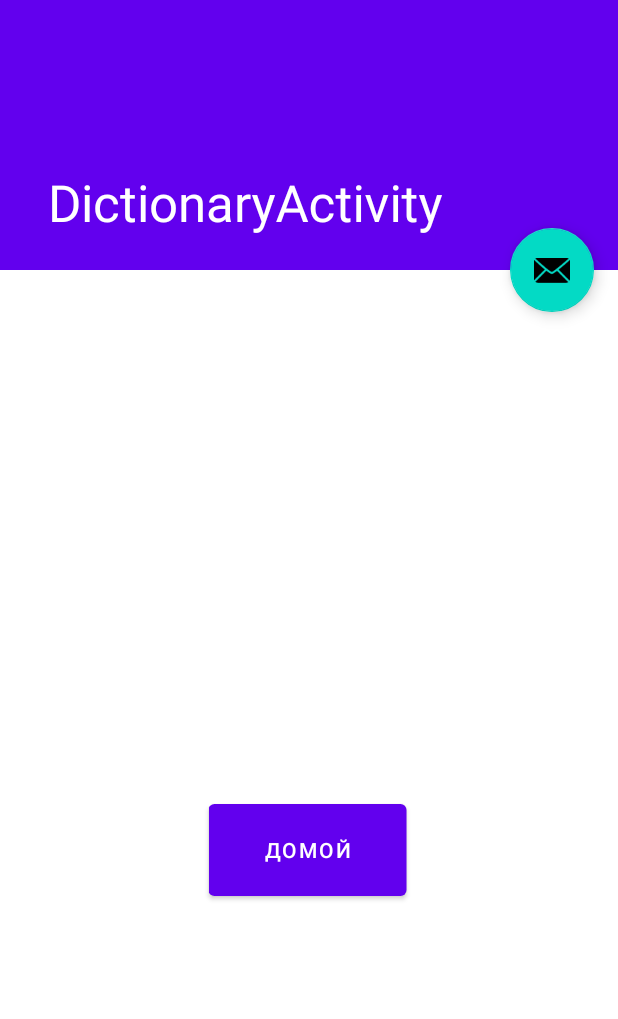
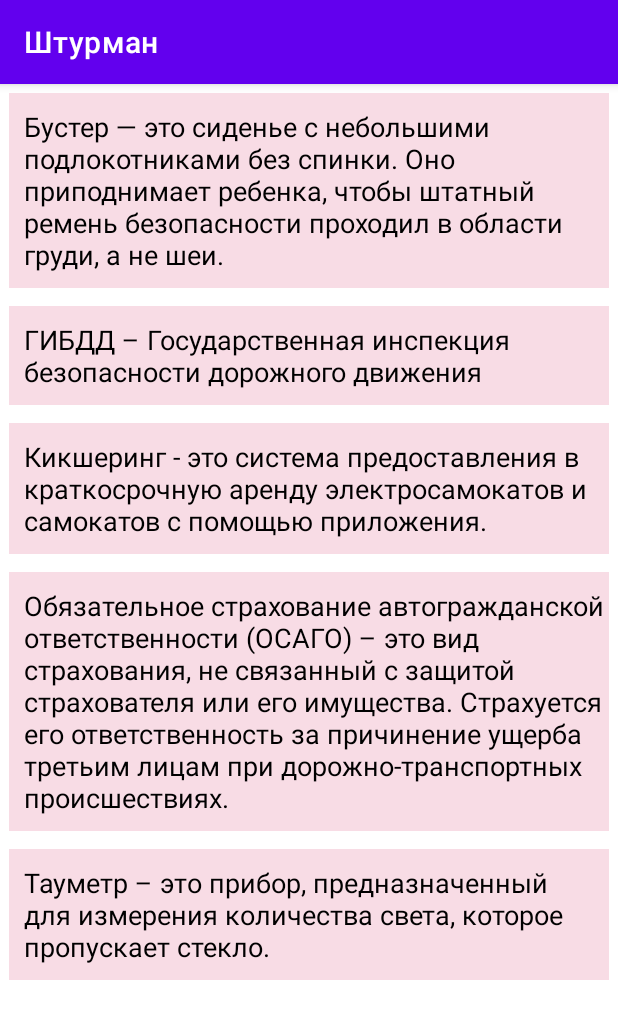
Before and after one commit to Zuvrex/app5.0, an Android app: the DictionaryActivity screen opened directly, with no data from a screen before it, on a phone screen of 412 x 824 dp. Shown: the top 1019 px of the screen. Run offline under Robolectric (Android 15) with nearby library versions, the phone set to English and light mode, and no system bars.

Commit message:
deleted extra files

```diff
--- /dev/null
+++ b/app/src/main/java/com/example/myapplication3/DictItemAdapter.kt
@@ -0,0 +1,38 @@
+package com.example.myapplication3
+
+import android.content.Context
+import android.view.LayoutInflater
+import android.view.ViewGroup
+import androidx.recyclerview.widget.RecyclerView
+import com.example.myapplication3.databinding.DictionaryItemLayoutBinding
+
+class DictItemAdapter(private val context: Context, private val dictItemList:MutableList<DictListItem>)
+    : RecyclerView.Adapter<DictItemAdapter.DictItemViewHolder>() {
+    var contextR = context
+
+    override fun onCreateViewHolder(parent: ViewGroup, viewType: Int): DictItemViewHolder {
+        val binding = DictionaryItemLayoutBinding.inflate(LayoutInflater.from(context),parent,false)
+        return DictItemViewHolder(binding)
+    }
+
+    override fun onBindViewHolder(holder: DictItemViewHolder, position: Int) {
+        val foodItem = dictItemList[position]
+        holder.bind(foodItem, contextR)
+    }
+
+    override fun getItemCount(): Int {
+        return dictItemList.size
+    }
+
+
+    class DictItemViewHolder(dictItemLayoutBinding: DictionaryItemLayoutBinding)
+        : RecyclerView.ViewHolder(dictItemLayoutBinding.root){
+
+        private val binding = dictItemLayoutBinding
+
+        fun bind(listItem: DictListItem, context: Context){
+            binding.dictItemNameTV.text = listItem.name
+        }
+
+    }
+}
--- /dev/null
+++ b/app/src/main/java/com/example/myapplication3/DictListItem.kt
@@ -0,0 +1,3 @@
+package com.example.myapplication3
+
+data class DictListItem(val name:String)
--- a/app/src/main/java/com/example/myapplication3/DictionaryActivity.kt
+++ b/app/src/main/java/com/example/myapplication3/DictionaryActivity.kt
@@ -1,29 +1,47 @@
 package com.example.myapplication3
 
-import android.content.Intent
+import androidx.appcompat.app.AppCompatActivity
 import android.os.Bundle
-import android.view.View
-import com.google.android.material.appbar.CollapsingToolbarLayout
-import com.google.android.material.floatingactionbutton.FloatingActionButton
-import com.google.android.material.snackbar.Snackbar
-import androidx.appcompat.app.AppCompatActivity
+import androidx.recyclerview.widget.LinearLayoutManager
 import com.example.myapplication3.databinding.ActivityDictionaryBinding
 
 class DictionaryActivity : AppCompatActivity() {
-
-    private lateinit var binding: ActivityDictionaryBinding
+    private lateinit var adapter: DictItemAdapter
+    private lateinit var b: ActivityDictionaryBinding
+    private val dictItemsList: MutableList<DictListItem> = mutableListOf()
 
     override fun onCreate(savedInstanceState: Bundle?) {
         super.onCreate(savedInstanceState)
+        b = ActivityDictionaryBinding.inflate(layoutInflater)
+        setContentView(b.root)
 
-        binding = ActivityDictionaryBinding.inflate(layoutInflater)
-        setContentView(binding.root)
+        populateList()
 
-        setSupportActionBar(findViewById(R.id.toolbar))
-        binding.toolbarLayout.title = title
-        binding.fab.setOnClickListener { view ->
-            Snackbar.make(view, "Replace with your own action", Snackbar.LENGTH_LONG)
-                .setAction("Action", null).show()
+        setUpAdapter()
+    }
+    private fun setUpAdapter() {
+
+        adapter = DictItemAdapter(this,dictItemsList)
+
+        b.foodItemsRV.adapter = adapter
+        b.foodItemsRV.layoutManager = LinearLayoutManager(this)
+    }
+
+    private fun populateList() {
+        val names = arrayOf("Бустер — это сиденье с небольшими подлокотниками без спинки. " +
+                "Оно приподнимает ребенка, чтобы штатный ремень безопасности проходил в области груди, а не шеи. ",
+            "ГИБДД – Государственная инспекция безопасности дорожного движения",
+            "Кикшеринг - это система предоставления в " +
+                "краткосрочную аренду электросамокатов и самокатов с помощью приложения.",
+            "Обязательное страхование автогражданской ответственности (ОСАГО) – это вид страхования, " +
+                    "не связанный с защитой страхователя или его имущества. " +
+                    "Страхуется его ответственность за причинение ущерба третьим лицам при дорожно-транспортных происшествиях.",
+            "Тауметр – это прибор, предназначенный для измерения количества света, которое пропускает стекло.")
+
+        for (i in 0..names.size - 1){
+            val name = names[i]
+            val listItem = DictListItem(name = name)
+            dictItemsList.add(listItem)
         }
     }
 }
--- a/app/src/main/java/com/example/myapplication3/ListItem.kt
+++ /dev/null
@@ -1,3 +0,0 @@
-package com.example.myapplication3
-
-data class ListItem(val name:String)
--- a/app/src/main/java/com/example/myapplication3/MainActivity.kt
+++ b/app/src/main/java/com/example/myapplication3/MainActivity.kt
@@ -39,7 +39,7 @@ class MainActivity : AppCompatActivity() {
                 when(item.itemId) {
                     R.id.action_dict ->
                     {
-                        val intent = Intent(this, MainActivity3::class.java)
+                        val intent = Intent(this, DictionaryActivity::class.java)
                         startActivity(intent)
                     }
                     R.id.action_convers ->
--- a/app/src/main/java/com/example/myapplication3/data_base/sql_texsts.kt
+++ b/app/src/main/java/com/example/myapplication3/data_base/sql_texsts.kt
@@ -54,7 +54,7 @@ const val FILL_QUESTION_6 = "" +
 const val FILL_QUESTION_11 = "" +
         "INSERT INTO question (id, question, answer, is_test)" +
         "VALUES" +
-        "(11, 'Базовая инструкция: что делать, если попал в ДТП?', '0. Сохраняйте спокойствие.<br><br>1. Остановите машину и зафиксируйте её;<br><br>2. Включите аварийную сигнализацию и выставьте знак аварийной остановки. Знак выставляйте на 15 м и более в городе/в деревне/в селе/в других населённых пунктах, а вне города и т.д. - на 30 м и более;<br><br>3. Если место ДТП обширное, постарайтесь отграничить его всеми имеющимися предметами;<br><br>4. Вне города (ночью или при плохой видимости) наденьте светоотражающую одежду;<br><br>5. Ничего не трогайте, хотя бы до того, как снимете на фото или видео место происшествия, если нужно убрать машины с дороги. Если есть пострадавшие – помогите им;<br><br>6. Обязательно сфотографируйте или запишите на видео место ДТП и всё, что к нему относится;<br><br>7. После фиксации всех фактов ДТП освободите дорогу, если мешаете другим машинам, и вызовите ГИБДД <a href=\"myappscheme://stack1\">по номеру 102</a>;<br><br>8. После завершения всех необходимых процедур в Вашей ситуации известите Вашу страховую компанию о произошедшем.<br><br>*См. п. 2.5.-2.6.1 ПДД', 0);"
+        "(11, 'Базовая инструкция: что делать, если попал в ДТП?', '0. Сохраняйте спокойствие.<br><br>1. Остановите машину и зафиксируйте её;<br><br>2. Включите аварийную сигнализацию и выставьте знак аварийной остановки. Знак выставляйте на 15 м и более в городе/в деревне/в селе/в других населённых пунктах, а вне города и т.д. - на 30 м и более;<br><br>3. Если место ДТП обширное, постарайтесь отграничить его всеми имеющимися предметами;<br><br>4. Вне города (ночью или при плохой видимости) наденьте светоотражающую одежду;<br><br>5. Ничего не трогайте, хотя бы до того, как снимете на фото или видео место происшествия, если нужно убрать машины с дороги. Если есть пострадавшие – помогите им;<br><br>6. Обязательно сфотографируйте или запишите на видео место ДТП и всё, что к нему относится;<br><br>7. После фиксации всех фактов ДТП освободите дорогу, если мешаете другим машинам, и вызовите ГИБДД <a href=\"myappscheme://stack1\">по номеру 102</a>;<br><br>8. После завершения всех необходимых процедур в Вашей ситуации известите Вашу страховую компанию о произошедшем.<br><br> *<a href=\"http://www.consultant.ru/document/cons_doc_LAW_2709/a4b879c29ebc2ff9a56a0595499b6eb2dce7980e/\">См. п. 2.5.-2.6.1 ПДД</a>', 0);"
 
 const val FILL_QUESTION_12 = "" +
         "INSERT INTO question (id, question, answer, is_test)" +
--- a/app/src/main/res/layout/activity_dictionary.xml
+++ b/app/src/main/res/layout/activity_dictionary.xml
@@ -1,57 +1,18 @@
 <?xml version="1.0" encoding="utf-8"?>
-<androidx.coordinatorlayout.widget.CoordinatorLayout xmlns:android="http://schemas.android.com/apk/res/android"
+<androidx.constraintlayout.widget.ConstraintLayout xmlns:android="http://schemas.android.com/apk/res/android"
     xmlns:app="http://schemas.android.com/apk/res-auto"
     xmlns:tools="http://schemas.android.com/tools"
     android:layout_width="match_parent"
     android:layout_height="match_parent"
-    android:fitsSystemWindows="true"
-    tools:context=".DictionaryActivity">
+    tools:context=".MainActivity">
 
-    <com.google.android.material.appbar.AppBarLayout
-        android:id="@+id/app_bar"
+    <androidx.recyclerview.widget.RecyclerView
+        android:id="@+id/foodItemsRV"
         android:layout_width="match_parent"
-        android:layout_height="@dimen/app_bar_height"
-        android:fitsSystemWindows="true"
-        android:theme="@style/Theme.MyApplication3.AppBarOverlay">
+        android:layout_height="match_parent"
+        app:layout_constraintStart_toStartOf="parent"
+        app:layout_constraintEnd_toEndOf="parent"
+        app:layout_constraintTop_toTopOf="parent"
+        app:layout_constraintBottom_toBottomOf="parent"/>
 
-        <com.google.android.material.appbar.CollapsingToolbarLayout
-            android:id="@+id/toolbar_layout"
-            style="@style/Widget.MaterialComponents.Toolbar.Primary"
-            android:layout_width="match_parent"
-            android:layout_height="match_parent"
-            android:fitsSystemWindows="true"
-            app:contentScrim="?attr/colorPrimary"
-            app:layout_scrollFlags="scroll|exitUntilCollapsed"
-            app:toolbarId="@+id/toolbar">
-
-            <androidx.appcompat.widget.Toolbar
-                android:id="@+id/toolbar"
-                android:layout_width="match_parent"
-                android:layout_height="?attr/actionBarSize"
-                app:layout_collapseMode="pin"
-                app:popupTheme="@style/Theme.MyApplication3.PopupOverlay" />
-
-        </com.google.android.material.appbar.CollapsingToolbarLayout>
-    </com.google.android.material.appbar.AppBarLayout>
-
-
-    <com.google.android.material.floatingactionbutton.FloatingActionButton
-        android:id="@+id/fab"
-        android:layout_width="wrap_content"
-        android:layout_height="wrap_content"
-        android:layout_marginEnd="@dimen/fab_margin"
-        app:layout_anchor="@id/app_bar"
-        app:layout_anchorGravity="bottom|end"
-        app:srcCompat="@android:drawable/ic_dialog_email" />
-
-    <Button
-        android:id="@+id/home"
-        android:layout_width="132dp"
-        android:layout_height="73dp"
-        android:text="Домой"
-        android:translationY="530dp"
-        android:translationX="139dp"
-        android:onClick="home_activity"
-        tools:ignore="MissingConstraints" />
-
-</androidx.coordinatorlayout.widget.CoordinatorLayout>
+</androidx.constraintlayout.widget.ConstraintLayout>
--- a/app/src/main/res/layout/activity_main.xml
+++ b/app/src/main/res/layout/activity_main.xml
@@ -95,7 +95,7 @@
         tools:layout_editor_absoluteY="190dp" />
 
     <include
-        layout="@layout/content_layout2"
+        layout="@layout/layout_for_right_menu"
         android:foreground="@drawable/ic_launcher_background" />
 
     <ImageView
--- a/app/src/main/res/layout/item_layout.xml
+++ b/app/src/main/res/layout/dictionary_item_layout.xml
@@ -8,11 +8,11 @@
     android:visibility="visible">
 
     <TextView
-        android:id="@+id/foodItemNameTV"
+        android:id="@+id/dictItemNameTV"
         android:layout_width="wrap_content"
         android:layout_height="wrap_content"
         android:layout_margin="10dp"
-        android:text="Food Item 1"
+        android:text="dict Item 1"
         android:textColor="#000000"
         android:textSize="18sp"
         app:layout_constraintBottom_toBottomOf="parent"
```
Also changed, not shown: app/src/main/AndroidManifest.xml (+1 -11 lines), app/src/main/java/com/example/myapplication3/ContentActivity.kt (deleted, +0 -40 lines), app/src/main/java/com/example/myapplication3/ItemAdapter.kt (deleted, +0 -44 lines), app/src/main/java/com/example/myapplication3/MainActivity2.kt (deleted, +0 -19 lines), app/src/main/java/com/example/myapplication3/MainActivity3.kt (deleted, +0 -46 lines), app/src/main/res/layout/activity_answer.xml (deleted, +0 -9 lines), app/src/main/res/layout/activity_main2.xml (deleted, +0 -48 lines), app/src/main/res/layout/activity_main3.xml (deleted, +0 -18 lines), app/src/main/res/layout/content_layout.xml (deleted, +0 -104 lines), app/src/main/res/layout/layout_for_right_menu.xml (renamed from app/src/main/res/layout/content_layout2.xml).
